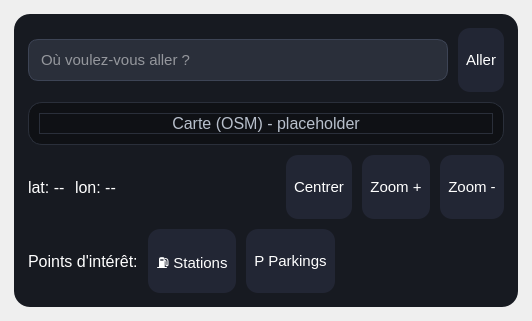
The window that navigationpage.ui (Eliasgnd/InterfaceGPS-pyqt) describes before a commit, drawn with Qt 5.
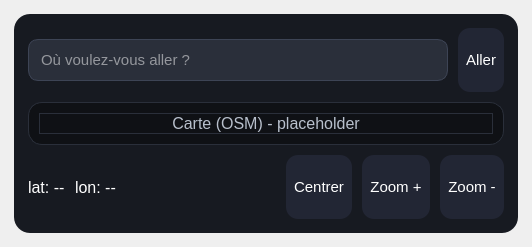
The same window after the commit.

```diff
--- a/navigationpage.ui
+++ b/navigationpage.ui
@@ -88,27 +88,6 @@
        </layout>
       </item>
 
-      <item>
-       <layout class="QHBoxLayout" name="rowPOI">
-        <property name="spacing"><number>10</number></property>
-        <item><widget class="QLabel" name="lblPOI"><property name="text"><string>Points d'intérêt:</string></property><property name="styleSheet"><string notr="true">QLabel{font-size:16px;}</string></property></widget></item>
-        <item><widget class="QPushButton" name="btnGas">
-          <property name="text"><string>⛽ Stations</string></property>
-          <property name="minimumWidth"><number>120</number></property>
-        </widget></item>
-        <item><widget class="QPushButton" name="btnParking">
-          <property name="text"><string>P Parkings</string></property>
-          <property name="minimumWidth"><number>120</number></property>
-        </widget></item>
-        <item>
-         <spacer name="spPOI">
-          <property name="orientation"><enum>Qt::Horizontal</enum></property>
-          <property name="sizeHint" stdset="0"><size><width>40</width><height>10</height></size></property>
-         </spacer>
-        </item>
-       </layout>
-      </item>
-
      </layout>
     </widget>
    </item>
```
Left out of the diff: 2 changed lines with no effect on the pictures.
